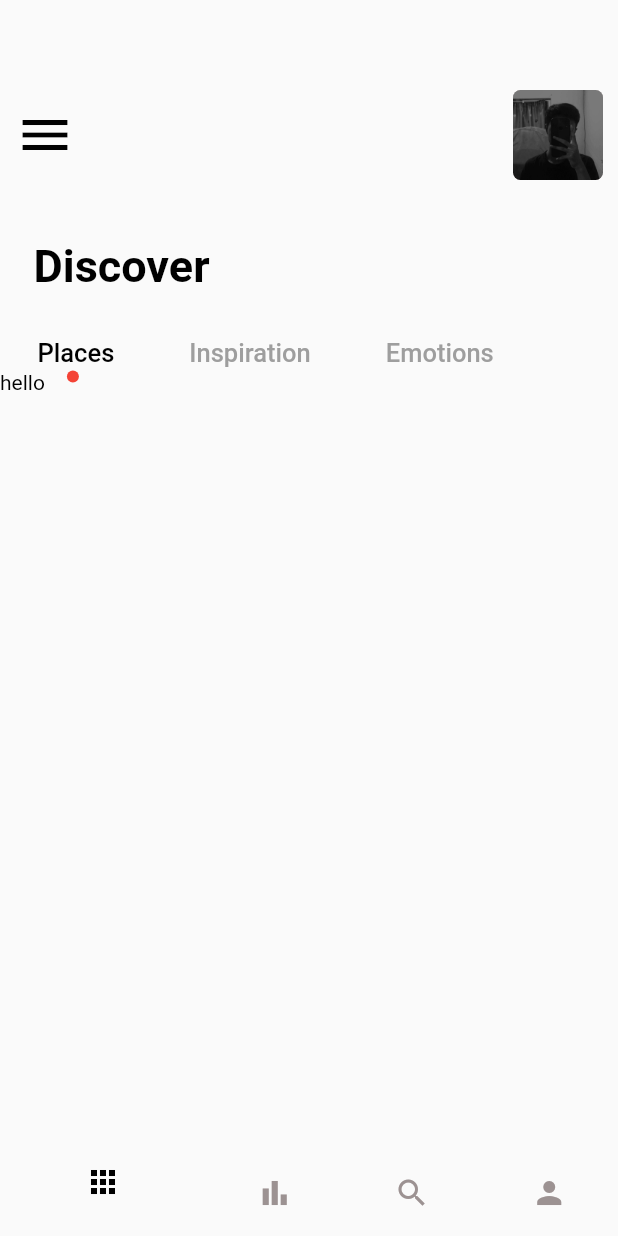
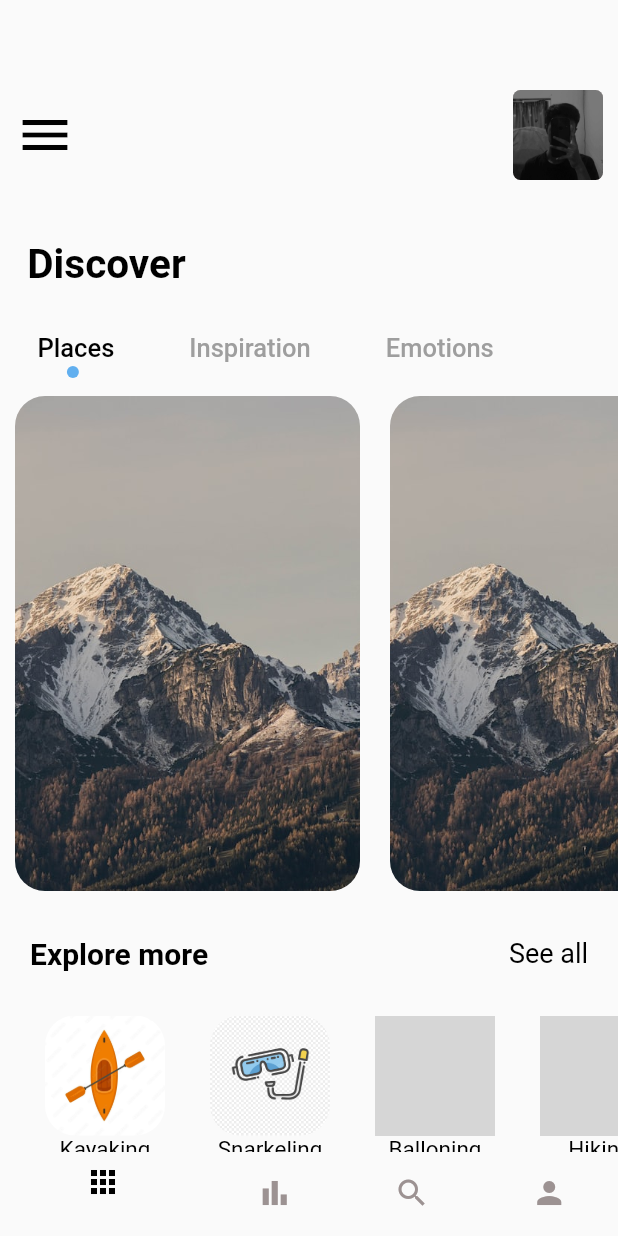
Before and after one commit to ozill789/fluttersmall_project, a Flutter app: the screen it shows after launch, on a phone screen of 412 x 824 dp. Run offline on Flutter 3.47's test engine with Material 2 defaults, Android fonts, the phone set to English and light mode, and no system bars; grey boxes are pictures that could not be loaded.

Commit message:
second commit

```diff
--- a/lib/pages/home_page.dart
+++ b/lib/pages/home_page.dart
@@ -1,4 +1,5 @@
 import 'package:flutter/material.dart';
+import 'package:flutter_application_1/welcome/apptext.dart';
 
 import '../welcome/apptextbold.dart';
 
@@ -10,6 +11,13 @@ class HomePage extends StatefulWidget {
 }
 
 class _HomePageState extends State<HomePage> with TickerProviderStateMixin {
+  var iconbutton = {
+    'kayaking.jpg': 'Kayaking',
+    'snarkeling.jpg': 'Snarkeling',
+    'balloning.jpg': 'Balloning',
+    'hiking.jpg': 'Hiking',
+  };
+
   @override
   Widget build(BuildContext context) {
     TabController tabcontroller = TabController(length: 3, vsync: this);
@@ -43,16 +51,15 @@ class _HomePageState extends State<HomePage> with TickerProviderStateMixin {
         const SizedBox(
           height: 40,
         ),
+
         Container(
-            margin: const EdgeInsets.only(right: 250),
-            child: AppTextBold(
-              color: Colors.black,
-              size: 30,
-              text: 'Discover',
-            )),
+          margin: const EdgeInsets.only(right: 270),
+          child: AppTextBold(size: 27, color: Colors.black, text: 'Discover'),
+        ),
         const SizedBox(
           height: 30,
         ),
+
         Align(
           alignment: Alignment.centerLeft,
           child: TabBar(
@@ -61,7 +68,8 @@ class _HomePageState extends State<HomePage> with TickerProviderStateMixin {
               unselectedLabelColor: Colors.grey,
               controller: tabcontroller,
               isScrollable: true,
-              indicator: CircleTabIndicator(radius: 4, color: Colors.red),
+              indicator: CircleTabIndicator(
+                  radius: 4, color: const Color.fromARGB(255, 97, 175, 239)),
               tabs: const [
                 Text(
                   'Places',
@@ -79,22 +87,81 @@ class _HomePageState extends State<HomePage> with TickerProviderStateMixin {
         ),
         SizedBox(
           width: double.infinity,
-          height: 200,
-          child: TabBarView(controller: tabcontroller, children: const [
-            Text(
+          height: 350,
+          child: TabBarView(controller: tabcontroller, children: [
+            ListView.builder(
+                scrollDirection: Axis.horizontal,
+                itemCount: 3,
+                itemBuilder: (_, index) {
+                  return Padding(
+                    padding: const EdgeInsets.only(top: 20),
+                    child: Container(
+                      margin: const EdgeInsets.only(left: 10, right: 10),
+                      width: 230,
+                      height: 350,
+                      decoration: BoxDecoration(
+                        image: const DecorationImage(
+                            image: AssetImage('images/mount2.jpg'),
+                            fit: BoxFit.cover),
+                        borderRadius: BorderRadius.circular(20),
+                      ),
+                    ),
+                  );
+                }),
+            const Text(
               'hello',
               style: TextStyle(color: Colors.black),
             ),
-            Text(
-              'hello',
-              style: TextStyle(color: Colors.black),
-            ),
-            Text(
+            const Text(
               'hello',
               style: TextStyle(color: Colors.black),
             ),
           ]),
-        )
+        ),
+        const SizedBox(
+          height: 30,
+        ),
+        Container(
+          margin: const EdgeInsets.only(left: 20, right: 20),
+          child: Row(
+            mainAxisAlignment: MainAxisAlignment.spaceBetween,
+            children: [
+              AppTextBold(size: 20, color: Colors.black, text: 'Explore more'),
+              AppText(size: 18, color: Colors.black, text: 'See all')
+            ],
+          ),
+        ),
+        const SizedBox(
+          height: 30,
+        ),
+        SizedBox(
+            width: double.infinity,
+            height: 130,
+            child: ListView.builder(
+                scrollDirection: Axis.horizontal,
+                itemCount: 4,
+                itemBuilder: (_, index) {
+                  return Container(
+                    margin: const EdgeInsets.only(left: 30),
+                    child: Column(
+                      children: [
+                        Container(
+                          width: 80,
+                          height: 80,
+                          decoration: BoxDecoration(
+                              borderRadius: BorderRadius.circular(20),
+                              image: DecorationImage(
+                                  image: AssetImage('images/' +
+                                      iconbutton.keys.elementAt(index)))),
+                        ),
+                        AppText(
+                            size: 15,
+                            color: Colors.black,
+                            text: iconbutton.values.elementAt(index))
+                      ],
+                    ),
+                  );
+                }))
       ],
     ));
   }
@@ -119,7 +186,7 @@ class _CirclePainter extends BoxPainter {
 
   @override
   void paint(Canvas canvas, Offset offset, ImageConfiguration configuration) {
-  Paint paint = Paint();
+    Paint paint = Paint();
     paint.color = color;
     paint.isAntiAlias = true;
     final Offset circleOffset = Offset(
```
Also changed, not shown: images/balloning.png (added), images/hiking.png (added), images/kayaking.jpg (added), images/mount1.jpg (added), images/mount2.jpg (added), images/mount3.jpg (added), images/snarkeling.jpg (added).
